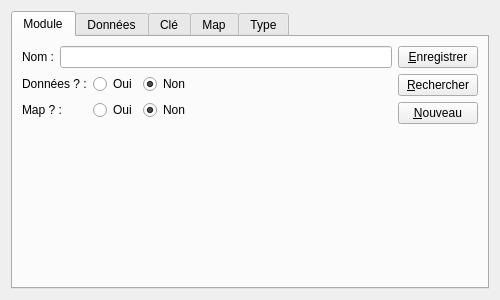
Old version of the form app/cpp/qmake/mingw/code/src/manager/GConfigUi.ui in the repository gkesse/ReadyCode.
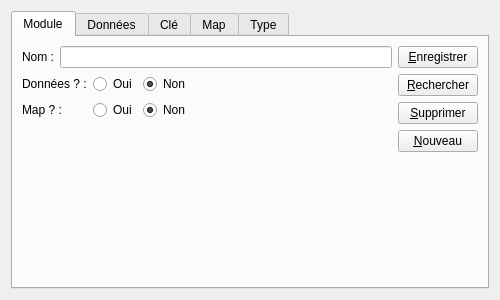
New version of the form. Custom widgets are drawn as their Qt base class.

Commit message: gestion du module de configuration

```diff
--- a/app/cpp/qmake/mingw/code/src/manager/GConfigUi.ui
+++ b/app/cpp/qmake/mingw/code/src/manager/GConfigUi.ui
@@ -46,6 +46,13 @@
            </property>
           </widget>
          </item>
+         <item>
+          <widget class="QPushButton" name="btnDeleteModule">
+           <property name="text">
+            <string>&amp;Supprimer</string>
+           </property>
+          </widget>
+         </item>
          <item>
           <widget class="QPushButton" name="btnNewModule">
            <property name="text">
```
The commit also changes 4 other files.
